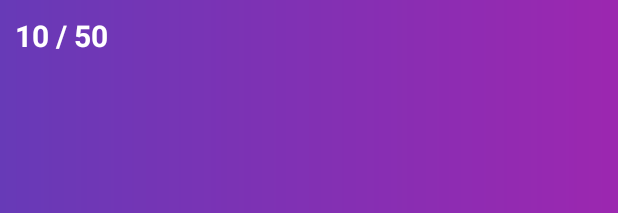
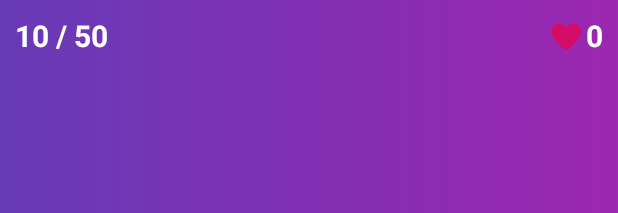
Before and after one commit to alexandr7035/SwipeCat, an Android app: the layout fragment_cats.xml on its own in the app's theme, with its tools: preview values and no code run, on a phone screen of 412 x 824 dp. Shown: the top 213 px of the screen. Run offline under Robolectric (Android 15) with nearby library versions, the phone set to English and light mode, and no system bars; plain views replace CardStackView.

Commit message:
Test likes counter works

```diff
--- a/app/src/main/java/com/alexandr7035/swipecat/cats/CatsFragment.kt
+++ b/app/src/main/java/com/alexandr7035/swipecat/cats/CatsFragment.kt
@@ -42,6 +42,10 @@ class CatsFragment : Fragment(), CardStackListener {
             Timber.tag("CATS_DATA").d("updated cats $catsList")
             cardsAdapter.setItems(catsList)
             binding?.cardsCountView?.text = getString(R.string.cards_number, 0, catsList.size)
+        })
+
+        viewModel.getLikedCatsLiveData().observe(viewLifecycleOwner, {
+            binding?.likesCountView?.text = it.size.toString()
         })
 
         binding?.refreshButton?.setOnClickListener {
@@ -96,7 +100,12 @@ class CatsFragment : Fragment(), CardStackListener {
 
     }
 
-    override fun onCardSwiped(direction: Direction?) {
+    override fun onCardSwiped(direction: Direction) {
+        Timber.tag("SWIPE").d("card swiped ${manager.topPosition}")
+
+        if (direction == Direction.Right) {
+            viewModel.likeCat(catsLiveData.value!![manager.topPosition])
+        }
 
     }
 
--- a/app/src/main/java/com/alexandr7035/swipecat/cats/CatsViewModel.kt
+++ b/app/src/main/java/com/alexandr7035/swipecat/cats/CatsViewModel.kt
@@ -14,6 +14,11 @@ class CatsViewModel : ViewModel() {
 
     private val catsProvider = RandomCatProviderImpl()
     private val catsLiveData = MutableLiveData<List<Cat>>()
+    private val likedCatsLiveData = MutableLiveData<List<Cat>>()
+
+    // FIXME temp
+    // repository with room cache will be added
+    private val likedCats = ArrayList<Cat>()
 
 //    fun getCat(): Cat {
 //        return catsProvider.getRandomCat()
@@ -28,4 +33,14 @@ class CatsViewModel : ViewModel() {
     fun getCatsLiveData(): LiveData<List<Cat>> {
         return catsLiveData
     }
+
+    fun likeCat(cat: Cat) {
+        // FIXME temp
+        likedCats.add(cat)
+        likedCatsLiveData.value = likedCats
+    }
+
+    fun getLikedCatsLiveData(): LiveData<List<Cat>> {
+        return likedCatsLiveData
+    }
 }
--- /dev/null
+++ b/app/src/main/res/drawable/ic_heart.xml
@@ -0,0 +1,9 @@
+<vector xmlns:android="http://schemas.android.com/apk/res/android"
+    android:width="20dp"
+    android:height="20dp"
+    android:viewportWidth="20"
+    android:viewportHeight="20">
+  <path
+      android:fillColor="#FF000000"
+      android:pathData="M14.75,1A5.24,5.24 0,0 0,10 4,5.24 5.24,0 0,0 0,6.25C0,11.75 10,19 10,19s10,-7.25 10,-12.75A5.25,5.25 0,0 0,14.75 1z"/>
+</vector>
--- a/app/src/main/res/layout/fragment_cats.xml
+++ b/app/src/main/res/layout/fragment_cats.xml
@@ -16,6 +16,35 @@
         android:layout_marginTop="10dp"
         app:layout_constraintStart_toStartOf="parent"
         app:layout_constraintTop_toTopOf="parent"/>
+
+    <LinearLayout
+        android:layout_width="wrap_content"
+        android:layout_height="wrap_content"
+        android:orientation="horizontal"
+        android:gravity="center_vertical"
+        android:layout_marginEnd="10dp"
+        app:layout_constraintEnd_toEndOf="parent"
+        app:layout_constraintTop_toTopOf="@id/cardsCountView"
+        app:layout_constraintBottom_toBottomOf="@id/cardsCountView">
+
+        <ImageView
+            android:layout_width="20sp"
+            android:layout_height="20sp"
+            android:layout_marginEnd="3dp"
+            android:layout_marginTop="1sp"
+            android:src="@drawable/ic_heart"
+            app:tint="#D50C66" />
+
+        <TextView
+            android:id="@+id/likesCountView"
+            android:textSize="20sp"
+            android:textStyle="bold"
+            android:textColor="@color/white"
+            android:layout_width="wrap_content"
+            android:layout_height="wrap_content"
+            android:text="0"/>
+
+    </LinearLayout>
 
     <com.yuyakaido.android.cardstackview.CardStackView
         android:id="@+id/cardsView"
```
